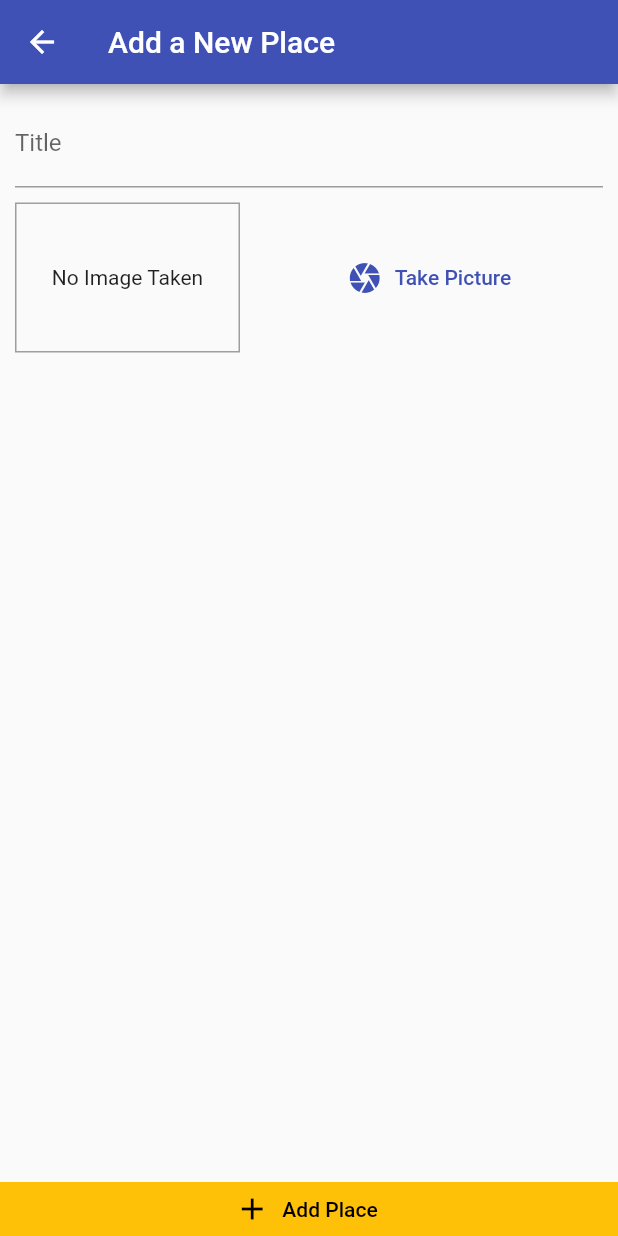
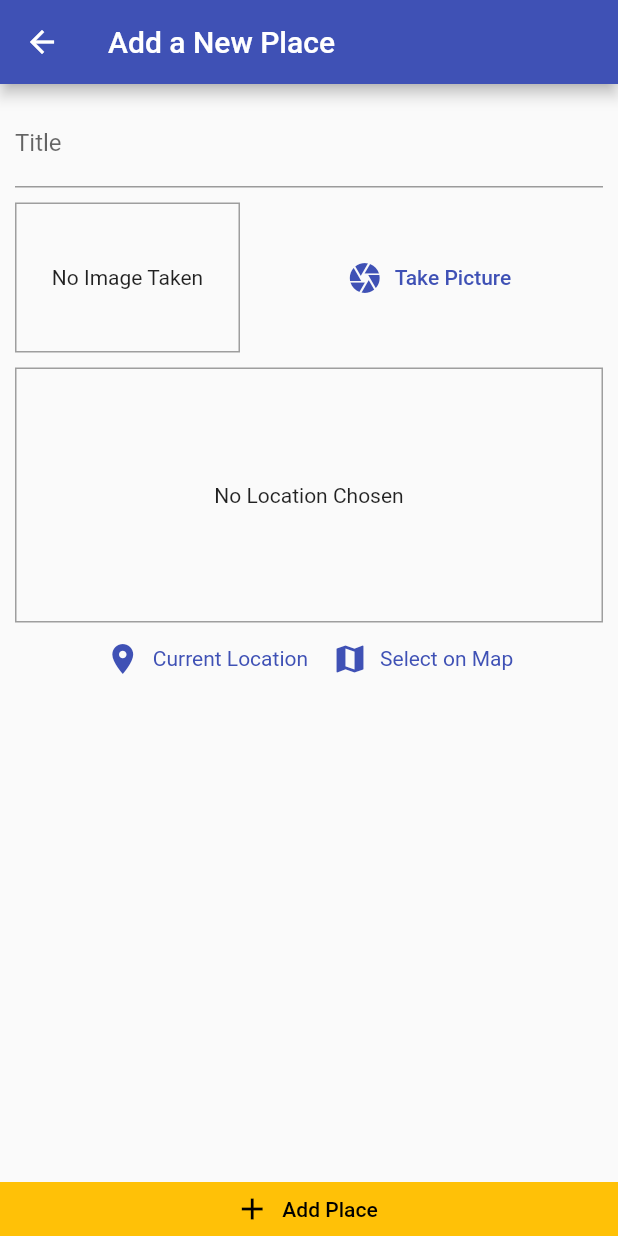
Before and after one commit to Manuelkpatsu/great_places, a Flutter app: the screen it shows after launch, after a tap on the "add" icon, on a phone screen of 412 x 824 dp. Run offline on Flutter 3.47's test engine with Material 2 defaults, Android fonts, the phone set to English and light mode, and no system bars; our stand-ins replace google_maps_flutter, image_picker, location, sqflite; accounts and stored records are empty.

Commit message:
Use maps and pick locations

```diff
--- /dev/null
+++ b/lib/helpers/db_helper.dart
@@ -0,0 +1,30 @@
+import 'package:sqflite/sqflite.dart' as sql;
+import 'package:path/path.dart' as path;
+
+class DBHelper {
+  static Future<sql.Database> database() async {
+    final dbPath = await sql.getDatabasesPath();
+    return sql.openDatabase(
+        path.join(
+          dbPath,
+          'places.db',
+        ), onCreate: (db, version) {
+      return db.execute(
+          'CREATE TABLE user_places(id TEXT PRIMARY KET, title TEXT, image TEXT, loc_lat REAL, loc_lng REAL, address TEXT)');
+    }, version: 1);
+  }
+
+  static Future<void> insert(String table, Map<String, Object> data) async {
+    final db = await DBHelper.database();
+    db.insert(
+      table,
+      data,
+      conflictAlgorithm: sql.ConflictAlgorithm.replace,
+    );
+  }
+
+  static Future<List<Map<String, dynamic>>> getData(String table) async {
+    final db = await DBHelper.database();
+    return db.query(table);
+  }
+}
--- /dev/null
+++ b/lib/helpers/location_helper.dart
@@ -0,0 +1,17 @@
+import 'dart:convert';
+
+import 'package:http/http.dart' as http;
+
+const GOOGLE_API_KEY = '';
+
+class LocationHelper {
+  static String generateLocationPreviewImage({double latitude, double longitude}) {
+    return 'https://maps.googleapis.com/maps/api/staticmap?center=$latitude,$longitude&zoom=13&size=600x300&maptype=roadmap&markers=color:red%7Clabel:C%7C$latitude,$longitude&key=$GOOGLE_API_KEY';
+  }
+
+  static Future<String> getPlaceAddress(double latitude, double longitude) async {
+    final url = 'https://maps.googleapis.com/maps/api/geocode/json?latlng=$latitude,$longitude&key=$GOOGLE_API_KEY';
+    final response = await http.get(Uri.parse(url));
+    return json.decode(response.body)['results'][0]['formatted_address'];
+  }
+}
--- a/lib/main.dart
+++ b/lib/main.dart
@@ -1,9 +1,10 @@
 import 'package:flutter/material.dart';
 import 'package:provider/provider.dart';
 
-import './provider/great_paces.dart';
+import 'provider/great_places.dart';
 import './screens/places_list_screen.dart';
 import './screens/add_place_screen.dart';
+import './screens/places_detail_screen.dart';
 
 void main() => runApp(MyApp());
 
@@ -22,6 +23,7 @@ class MyApp extends StatelessWidget {
         home: PlacesListScreen(),
         routes: {
           AddPlaceScreen.routeName: (ctx) => AddPlaceScreen(),
+          PlaceDetailScreen.routeName: (ctx) => PlaceDetailScreen(),
         },
       ),
     );
--- a/lib/models/place.dart
+++ b/lib/models/place.dart
@@ -7,10 +7,10 @@ class PlaceLocation {
   final double longitude;
   final String address;
 
-  PlaceLocation({
+  const PlaceLocation({
     @required this.latitude,
     @required this.longitude,
-    @required this.address,
+    this.address,
   });
 }
 
--- /dev/null
+++ b/lib/provider/great_places.dart
@@ -0,0 +1,66 @@
+import 'dart:io';
+
+import 'package:flutter/material.dart';
+import 'package:great_places/helpers/location_helper.dart';
+
+import '../helpers/db_helper.dart';
+import '../models/place.dart';
+
+class GreatPlaces with ChangeNotifier {
+  List<Place> _items = [];
+
+  List<Place> get items {
+    return [..._items];
+  }
+
+  Place findById(String id) {
+    return _items.firstWhere((place) => place.id == id);
+  }
+
+  Future<void> addPlace(String pickedTitle, File pickedImage,
+      PlaceLocation pickedLocation) async {
+    final address = await LocationHelper.getPlaceAddress(
+        pickedLocation.latitude, pickedLocation.longitude);
+    final updatedLocation = PlaceLocation(
+      latitude: pickedLocation.latitude,
+      longitude: pickedLocation.longitude,
+      address: address,
+    );
+
+    final newPlace = Place(
+      id: DateTime.now().toString(),
+      title: pickedTitle,
+      location: updatedLocation,
+      image: pickedImage,
+    );
+    _items.add(newPlace);
+    notifyListeners();
+    DBHelper.insert('user_places', {
+      'id': newPlace.id,
+      'title': newPlace.title,
+      'image': newPlace.image.path,
+      'loc_lat': newPlace.location.latitude,
+      'loc_lng': newPlace.location.longitude,
+      'address': newPlace.location.address,
+    });
+  }
+
+  Future<void> fetchAndSetPlaces() async {
+    final dataList = await DBHelper.getData('user_places');
+    dataList
+        .map(
+          (item) => Place(
+            id: item['id'],
+            title: item['title'],
+            location: PlaceLocation(
+              latitude: item['loc_lat'],
+              longitude: item['loc_lng'],
+              address: item['address'],
+            ),
+            image: File(item['image']),
+          ),
+        )
+        .toList();
+    notifyListeners();
+  }
+}
--- a/lib/screens/add_place_screen.dart
+++ b/lib/screens/add_place_screen.dart
@@ -1,15 +1,46 @@
+import 'dart:io';
+
 import 'package:flutter/material.dart';
+import 'package:provider/provider.dart';
 
 import '../widgets/image_input.dart';
+import '../widgets/location_input.dart';
+import '../provider/great_places.dart';
+import '../models/place.dart';
 
 class AddPlaceScreen extends StatefulWidget {
   static const routeName = '/add-place';
+
   @override
   _AddPlaceScreenState createState() => _AddPlaceScreenState();
 }
 
 class _AddPlaceScreenState extends State<AddPlaceScreen> {
   final _titleController = TextEditingController();
+  File _pickedImage;
+  PlaceLocation _pickedLocation;
+
+  void _selectImage(File pickedImage) {
+    _pickedImage = pickedImage;
+  }
+
+  void _selectPlace(double lat, double lng) {
+    _pickedLocation = PlaceLocation(latitude: lat, longitude: lng);
+  }
+
+  void _savePlace() {
+    if (_titleController.text.isEmpty ||
+        _pickedImage == null ||
+        _pickedLocation == null) {
+      return;
+    }
+    Provider.of<GreatPlaces>(context, listen: false).addPlace(
+      _titleController.text,
+      _pickedImage,
+      _pickedLocation
+    );
+    Navigator.of(context).pop();
+  }
 
   @override
   Widget build(BuildContext context) {
@@ -27,20 +58,20 @@ class _AddPlaceScreenState extends State<AddPlaceScreen> {
                 child: Column(
                   children: [
                     TextField(
-                      decoration: InputDecoration(
-                        labelText: 'Title'
-                      ),
+                      decoration: InputDecoration(labelText: 'Title'),
                       controller: _titleController,
                     ),
                     SizedBox(height: 10),
-                    ImageInput()
+                    ImageInput(_selectImage),
+                    SizedBox(height: 10),
+                    LocationInput(_selectPlace),
                   ],
                 ),
               ),
             ),
           ),
           ElevatedButton.icon(
-            onPressed: () {},
+            onPressed: _savePlace,
             icon: Icon(Icons.add),
             label: Text('Add Place'),
             style: ElevatedButton.styleFrom(
@@ -50,8 +81,7 @@ class _AddPlaceScreenState extends State<AddPlaceScreen> {
                 tapTargetSize: MaterialTapTargetSize.shrinkWrap,
                 shape: RoundedRectangleBorder(
                   borderRadius: BorderRadius.zero,
-              )
-            ),
+                )),
           )
         ],
       ),
--- a/lib/screens/places_list_screen.dart
+++ b/lib/screens/places_list_screen.dart
@@ -1,6 +1,9 @@
 import 'package:flutter/material.dart';
+import 'package:provider/provider.dart';
 
 import 'add_place_screen.dart';
+import '../provider/great_places.dart';
+import 'places_detail_screen.dart';
 
 class PlacesListScreen extends StatelessWidget {
   @override
@@ -10,15 +13,46 @@ class PlacesListScreen extends StatelessWidget {
         title: Text('Your Places'),
         actions: [
           IconButton(
-            icon: Icon(Icons.add),
-            onPressed: () {
-              Navigator.of(context).pushNamed(AddPlaceScreen.routeName);
-            }
-          )
+              icon: Icon(Icons.add),
+              onPressed: () {
+                Navigator.of(context).pushNamed(AddPlaceScreen.routeName);
+              })
         ],
       ),
-      body: Center(
-        child: CircularProgressIndicator(),
+      body: FutureBuilder(
+        future: Provider.of<GreatPlaces>(context, listen: false)
+            .fetchAndSetPlaces(),
+        builder: (ctx, snapshot) => snapshot.connectionState ==
+                ConnectionState.waiting
+            ? Center(child: CircularProgressIndicator())
+            : Consumer<GreatPlaces>(
+                builder: (ctx, greatPlaces, ch) => greatPlaces.items.length <= 0
+                    ? ch
+                    : ListView.builder(
+                        itemCount: greatPlaces.items.length,
+                        itemBuilder: (ctx, i) => ListTile(
+                          leading: CircleAvatar(
+                            backgroundImage:
+                                FileImage(greatPlaces.items[i].image),
+                          ),
+                          title: Text(
+                            greatPlaces.items[i].title,
+                          ),
+                          subtitle: Text(
+                            greatPlaces.items[i].location.address,
+                          ),
+                          onTap: () {
+                            Navigator.of(context).pushNamed(
+                              PlaceDetailScreen.routeName,
+                              arguments: greatPlaces.items[i].id,
+                            );
+                          },
+                        ),
+                      ),
+                child: Center(
+                  child: Text('Got no places yet, start adding some!'),
+                ),
+              ),
       ),
     );
   }
--- /dev/null
+++ b/lib/widgets/location_input.dart
@@ -0,0 +1,102 @@
+import 'package:flutter/material.dart';
+import 'package:google_maps_flutter/google_maps_flutter.dart';
+import 'package:location/location.dart';
+
+import '../helpers/location_helper.dart';
+import '../screens/map_screen.dart';
+
+class LocationInput extends StatefulWidget {
+  final Function onSelectPlace;
+
+  LocationInput(this.onSelectPlace);
+
+  @override
+  _LocationInputState createState() => _LocationInputState();
+}
+
+class _LocationInputState extends State<LocationInput> {
+  String _previewImageUrl;
+
+  void _showPreview(double lat, double lng) {
+    final staticMapImageUrl = LocationHelper.generateLocationPreviewImage(
+      latitude: lat,
+      longitude: lng,
+    );
+    setState(() {
+      _previewImageUrl = staticMapImageUrl;
+    });
+  }
+
+  Future<void> _getCurrentUserLoaction() async {
+    try {
+      final locData = await Location().getLocation();
+      _showPreview(locData.latitude, locData.longitude);
+      widget.onSelectPlace(locData.latitude, locData.longitude);
+    } catch (error) {
+      return;
+    }
+  }
+
+  Future<void> _selectOnMap() async {
+    final selectedLocation = await Navigator.of(context).push<LatLng>(
+      MaterialPageRoute(
+        fullscreenDialog: true,
+        builder: (ctx) => MapScreen(
+          isSelecting: true,
+        ),
+      ),
+    );
+    if (selectedLocation == null) {
+      return;
+    }
+    _showPreview(selectedLocation.latitude, selectedLocation.longitude);
+    widget.onSelectPlace(selectedLocation.latitude, selectedLocation.longitude);
+  }
+
+  @override
+  Widget build(BuildContext context) {
+    return Column(
+      children: [
+        Container(
+          height: 170,
+          width: double.infinity,
+          alignment: Alignment.center,
+          decoration: BoxDecoration(
+              border: Border.all(
+            width: 1,
+            color: Colors.grey,
+          )),
+          child: _previewImageUrl == null
+              ? Text(
+                  'No Location Chosen',
+                  textAlign: TextAlign.center,
+                )
+              : Image.network(
+                  _previewImageUrl,
+                  fit: BoxFit.cover,
+                  width: double.infinity,
+                ),
+        ),
+        Row(
+          mainAxisAlignment: MainAxisAlignment.center,
+          children: [
+            TextButton.icon(
+              onPressed: _getCurrentUserLoaction,
+              icon: Icon(Icons.location_on),
+              label: Text('Current Location'),
+              style: TextButton.styleFrom(
+                  textStyle: TextStyle(color: Theme.of(context).primaryColor)),
+            ),
+            TextButton.icon(
+              onPressed: _selectOnMap,
+              icon: Icon(Icons.map),
+              label: Text('Select on Map'),
+              style: TextButton.styleFrom(
+                  textStyle: TextStyle(color: Theme.of(context).primaryColor)),
+            ),
+          ],
+        )
+      ],
+    );
+  }
+}
--- a/pubspec.yaml
+++ b/pubspec.yaml
@@ -25,6 +25,12 @@ dependencies:
     sdk: flutter
   provider: ^5.0.0
   image_picker: ^0.8.0+3
+  path_provider: ^2.0.2
+  path: ^1.8.0
+  sqflite: ^2.0.0+3
+  location: ^4.3.0
+  google_maps_flutter: ^2.0.6
+  http: ^0.13.3
 
 
   # The following adds the Cupertino Icons font to your application.
```
Also changed, not shown: lib/provider/great_paces.dart (deleted, +0 -11 lines), lib/screens/map_screen.dart (added, +72 -0 lines), lib/screens/places_detail_screen.dart (+62 -0 lines), lib/widgets/image_input.dart (+18 -1 lines), pubspec.lock, 4 other files. Lines whose indentation alone changed are shown as unchanged.
